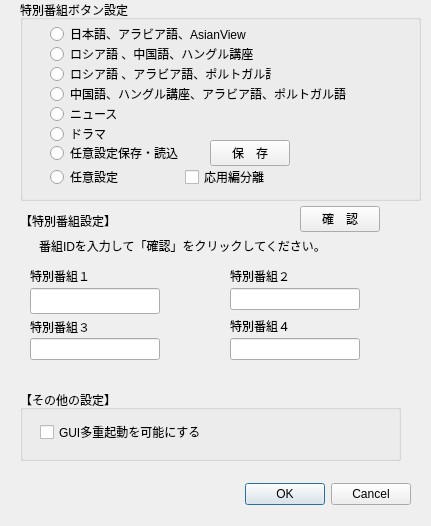
Above: settingsdialog.ui from CSReviser/CaptureStream2 before the change. Below: the same form after it.
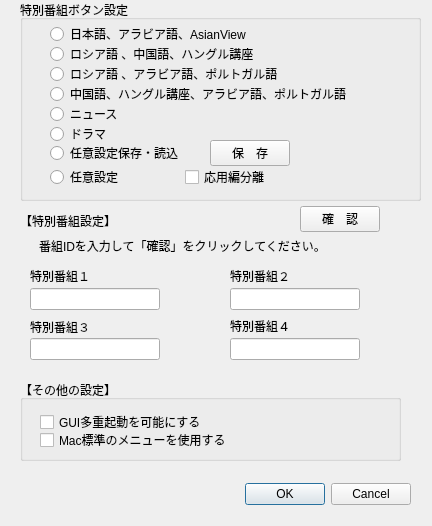
That is the form after the change.

```diff
--- a/settingsdialog.ui
+++ b/settingsdialog.ui
@@ -6,7 +6,7 @@
    <rect>
     <x>0</x>
     <y>0</y>
-    <width>431</width>
+    <width>432</width>
     <height>526</height>
    </rect>
   </property>
@@ -35,7 +35,7 @@
      <x>30</x>
      <y>288</y>
      <width>130</width>
-     <height>26</height>
+     <height>22</height>
     </rect>
    </property>
   </widget>
@@ -100,7 +100,7 @@
     <rect>
      <x>230</x>
      <y>268</y>
-     <width>181</width>
+     <width>191</width>
      <height>16</height>
     </rect>
    </property>
@@ -126,7 +126,7 @@
     <rect>
      <x>230</x>
      <y>318</y>
-     <width>181</width>
+     <width>201</width>
      <height>16</height>
     </rect>
    </property>
@@ -151,7 +151,7 @@
      <rect>
       <x>30</x>
       <y>42</y>
-      <width>231</width>
+      <width>361</width>
       <height>24</height>
      </rect>
     </property>
@@ -164,7 +164,7 @@
      <rect>
       <x>30</x>
       <y>62</y>
-      <width>221</width>
+      <width>361</width>
       <height>24</height>
      </rect>
     </property>
@@ -203,7 +203,7 @@
      <rect>
       <x>30</x>
       <y>122</y>
-      <width>231</width>
+      <width>371</width>
       <height>24</height>
      </rect>
     </property>
@@ -229,7 +229,7 @@
      <rect>
       <x>30</x>
       <y>22</y>
-      <width>231</width>
+      <width>361</width>
       <height>24</height>
      </rect>
     </property>
@@ -242,7 +242,7 @@
      <rect>
       <x>30</x>
       <y>102</y>
-      <width>251</width>
+      <width>361</width>
       <height>24</height>
      </rect>
     </property>
@@ -307,9 +307,9 @@
    <property name="geometry">
     <rect>
      <x>20</x>
-     <y>390</y>
+     <y>380</y>
      <width>381</width>
-     <height>71</height>
+     <height>81</height>
     </rect>
    </property>
    <property name="title">
@@ -354,20 +354,7 @@
      <string>その他２</string>
     </property>
    </widget>
-   <widget class="QCheckBox" name="checkBox_2">
-    <property name="geometry">
-     <rect>
-      <x>165</x>
-      <y>165</y>
-      <width>121</width>
-      <height>24</height>
-     </rect>
-    </property>
-    <property name="text">
-     <string>応用編分離</string>
-    </property>
-   </widget>
-   <widget class="QCheckBox" name="checkBox">
+   <widget class="QCheckBox" name="checkBox_multi_gui">
     <property name="geometry">
      <rect>
       <x>20</x>
@@ -380,6 +367,19 @@
      <string>GUI多重起動を可能にする</string>
     </property>
    </widget>
+   <widget class="QCheckBox" name="checkBox_mac_menubar">
+    <property name="geometry">
+     <rect>
+      <x>20</x>
+      <y>48</y>
+      <width>361</width>
+      <height>24</height>
+     </rect>
+    </property>
+    <property name="text">
+     <string>Mac標準のメニューを使用する</string>
+    </property>
+   </widget>
   </widget>
  </widget>
  <resources/>
```
Left out of the diff: 2 changed lines with no effect on the pictures.
